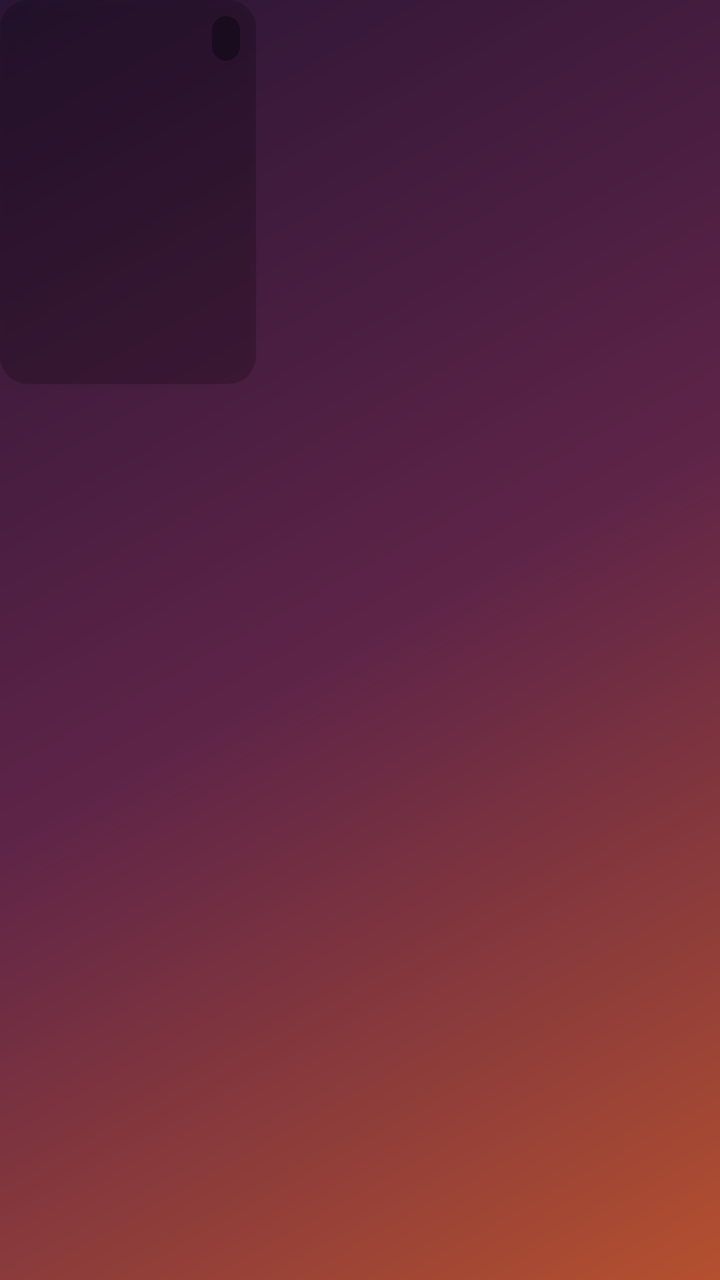
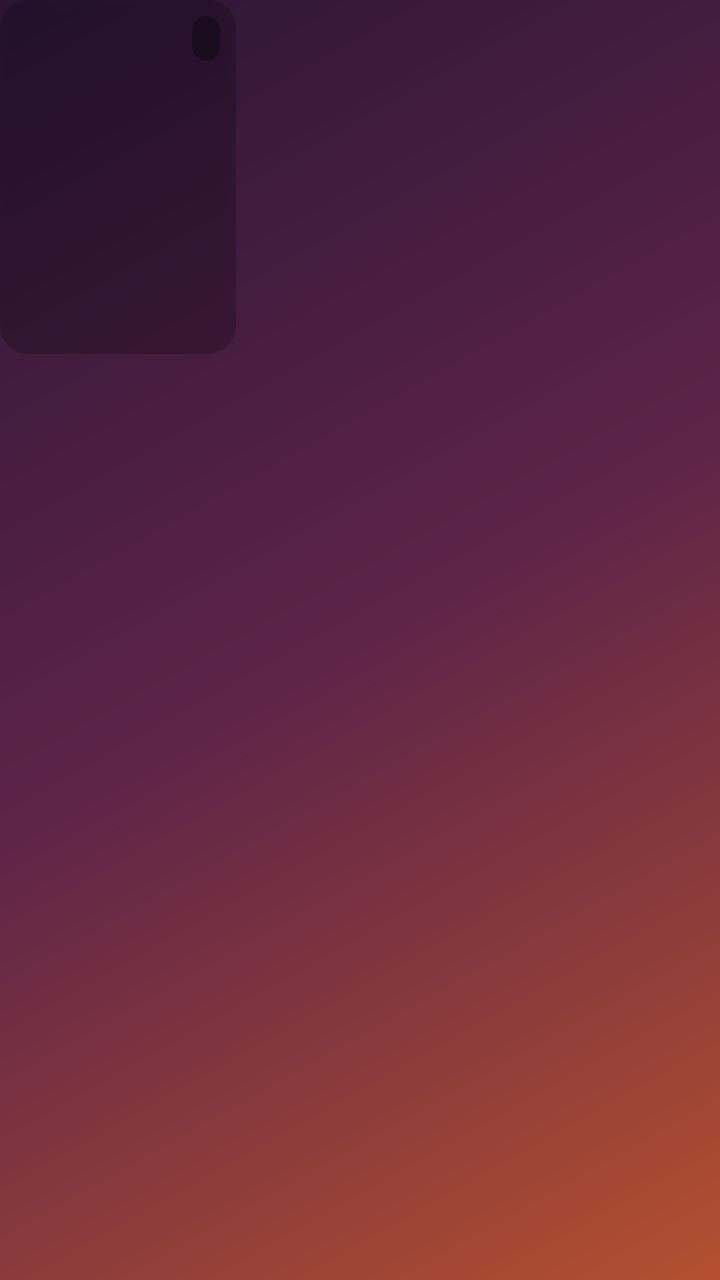

Compare the two renders of this Android layout. The source of the first and the diff that turns it into the second are given below.
<!-- AndroidManifest.xml: application theme Theme.NastyaHome -->
<!-- res/layout/item_movie.xml -->
<?xml version="1.0" encoding="utf-8"?>
<LinearLayout xmlns:android="http://schemas.android.com/apk/res/android"
    android:layout_width="128dp"
    android:layout_height="wrap_content"
    android:clickable="true"
    android:focusable="true"
    android:orientation="vertical">

    <FrameLayout
        android:id="@+id/posterFrame"
        android:layout_width="128dp"
        android:layout_height="192dp"
        android:background="@drawable/poster_bg"
        android:duplicateParentState="true"
        android:elevation="4dp"
        android:foreground="@drawable/focus_ring"
        android:outlineProvider="background">

        <ImageView
            android:id="@+id/poster"
            android:layout_width="match_parent"
            android:layout_height="match_parent"
            android:contentDescription="@null"
            android:scaleType="centerCrop" />

        <TextView
            android:id="@+id/rating"
            android:layout_width="wrap_content"
            android:layout_height="wrap_content"
            android:layout_gravity="top|end"
            android:layout_margin="8dp"
            android:background="@drawable/badge_bg"
            android:fontFamily="sans-serif-medium"
            android:paddingStart="7dp"
            android:paddingTop="3dp"
            android:paddingEnd="7dp"
            android:paddingBottom="3dp"
            android:textColor="@color/gold"
            android:textSize="12sp" />
    </FrameLayout>

    <TextView
        android:id="@+id/title"
        android:layout_width="match_parent"
        android:layout_height="wrap_content"
        android:layout_marginTop="8dp"
        android:ellipsize="end"
        android:fontFamily="sans-serif-medium"
        android:maxLines="2"
        android:textColor="@color/cream"
        android:textSize="14sp" />

    <TextView
        android:id="@+id/meta"
        android:layout_width="match_parent"
        android:layout_height="wrap_content"
        android:layout_marginTop="2dp"
        android:alpha="0.65"
        android:textColor="@color/cream"
        android:textSize="12sp" />

    <TextView
        android:id="@+id/note"
        android:layout_width="match_parent"
        android:layout_height="wrap_content"
        android:layout_marginTop="3dp"
        android:ellipsize="end"
        android:lineSpacingExtra="1dp"
        android:maxLines="2"
        android:textColor="@color/peach"
        android:textSize="12sp" />
</LinearLayout>
<!-- resources referenced by this layout -->
<resources>
  <color name="cream">#FFFFF6E9</color>
  <color name="gold">#FFFFD27A</color>
  <color name="peach">#FFFFC996</color>
  <!-- drawable badge_bg (drawable) -->
  <?xml version="1.0" encoding="utf-8"?>
  <shape xmlns:android="http://schemas.android.com/apk/res/android" android:shape="rectangle">
      <solid android:color="#B3140A1A" />
      <corners android:radius="8dp" />
  </shape>
  <!-- drawable focus_ring (drawable) -->
  <?xml version="1.0" encoding="utf-8"?>
  <selector xmlns:android="http://schemas.android.com/apk/res/android">
      <item android:state_focused="true">
          <shape android:shape="rectangle">
              <stroke android:width="3dp" android:color="@color/cream" />
              <corners android:radius="14dp" />
          </shape>
      </item>
      <item>
          <shape android:shape="rectangle">
              <solid android:color="@android:color/transparent" />
              <corners android:radius="14dp" />
          </shape>
      </item>
  </selector>
  <!-- drawable poster_bg (drawable) -->
  <?xml version="1.0" encoding="utf-8"?>
  <shape xmlns:android="http://schemas.android.com/apk/res/android" android:shape="rectangle">
      <solid android:color="#33000000" />
      <corners android:radius="14dp" />
  </shape>
  <style name="Theme.NastyaHome" parent="Theme.AppCompat.NoActionBar">
          <item name="android:windowBackground">@drawable/bg_home</item>
          <item name="android:colorBackground">@color/plum</item>
          <item name="android:textColor">@color/cream</item>
          <item name="android:textColorPrimary">@color/cream</item>
          <item name="colorAccent">@color/peach</item>
          <item name="android:windowAllowReturnTransitionOverlap">true</item>
      </style>
  <!-- drawable bg_home (drawable) -->
  <?xml version="1.0" encoding="utf-8"?>
  <layer-list xmlns:android="http://schemas.android.com/apk/res/android">
      <item>
          <shape android:shape="rectangle">
              <gradient
                  android:angle="315"
                  android:startColor="#2B1536"
                  android:centerColor="#5E2448"
                  android:endColor="#B4502F"
                  android:type="linear" />
          </shape>
      </item>
      <item android:left="-220dp" android:top="-300dp" android:right="440dp" android:bottom="160dp">
          <shape android:shape="oval">
              <gradient android:type="radial" android:gradientRadius="55%p"
                  android:startColor="#73F2A65A" android:endColor="#00F2A65A" />
          </shape>
      </item>
      <item android:left="560dp" android:top="220dp" android:right="-300dp" android:bottom="-280dp">
          <shape android:shape="oval">
              <gradient android:type="radial" android:gradientRadius="55%p"
                  android:startColor="#8CFFD27A" android:endColor="#00FFD27A" />
          </shape>
      </item>
      <item android:left="330dp" android:top="-180dp" android:right="60dp" android:bottom="330dp">
          <shape android:shape="oval">
              <gradient android:type="radial" android:gradientRadius="55%p"
                  android:startColor="#2EFFFFFF" android:endColor="#00FFFFFF" />
          </shape>
      </item>
      <item android:left="-120dp" android:top="330dp" android:right="640dp" android:bottom="-200dp">
          <shape android:shape="oval">
              <gradient android:type="radial" android:gradientRadius="55%p"
                  android:startColor="#4DE06B6B" android:endColor="#00E06B6B" />
          </shape>
      </item>
  </layer-list>
  <color name="plum">#FF2B1536</color>
</resources>

<!-- the commit's change to res/layout/item_movie.xml (unified diff, before → after) -->
@@ -1,6 +1,6 @@
 <?xml version="1.0" encoding="utf-8"?>
 <LinearLayout xmlns:android="http://schemas.android.com/apk/res/android"
-    android:layout_width="128dp"
+    android:layout_width="118dp"
     android:layout_height="wrap_content"
     android:clickable="true"
     android:focusable="true"
@@ -8,8 +8,8 @@
 
     <FrameLayout
         android:id="@+id/posterFrame"
-        android:layout_width="128dp"
-        android:layout_height="192dp"
+        android:layout_width="118dp"
+        android:layout_height="177dp"
         android:background="@drawable/poster_bg"
         android:duplicateParentState="true"
         android:elevation="4dp"
@@ -43,12 +43,12 @@
         android:id="@+id/title"
         android:layout_width="match_parent"
         android:layout_height="wrap_content"
-        android:layout_marginTop="8dp"
+        android:layout_marginTop="6dp"
         android:ellipsize="end"
         android:fontFamily="sans-serif-medium"
         android:maxLines="2"
         android:textColor="@color/cream"
-        android:textSize="14sp" />
+        android:textSize="13sp" />
 
     <TextView
         android:id="@+id/meta"
@@ -57,16 +57,15 @@
         android:layout_marginTop="2dp"
         android:alpha="0.65"
         android:textColor="@color/cream"
-        android:textSize="12sp" />
+        android:textSize="11sp" />
 
     <TextView
         android:id="@+id/note"
         android:layout_width="match_parent"
         android:layout_height="wrap_content"
-        android:layout_marginTop="3dp"
+        android:layout_marginTop="2dp"
         android:ellipsize="end"
-        android:lineSpacingExtra="1dp"
         android:maxLines="2"
         android:textColor="@color/peach"
-        android:textSize="12sp" />
+        android:textSize="11.5sp" />
 </LinearLayout>
<!-- resource entries referenced after the edit -->
@@ -37,7 +37,8 @@
           <item name="android:textColor">@color/cream</item>
           <item name="android:textColorPrimary">@color/cream</item>
           <item name="colorAccent">@color/peach</item>
-          <item name="android:windowAllowReturnTransitionOverlap">true</item>
+          <item name="android:windowFullscreen">true</item>
+          <item name="android:windowContentOverlay">@null</item>
       </style>
   <!-- drawable bg_home (drawable) -->
   <?xml version="1.0" encoding="utf-8"?>
